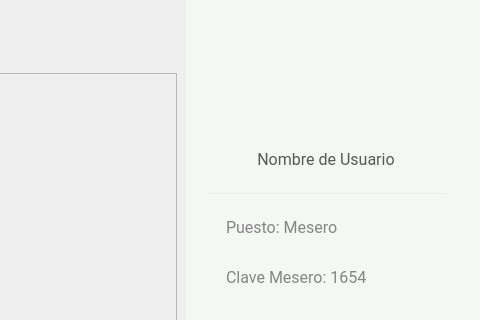
This is El-Patio/administrador/admin_gestion_usuarios.ui in MrDanielG/IHC-ElPatio as Qt 5 draws it before an edit; both pictures show x 544 to 1024 and y 167 to 487 of the 1024 by 768 pixel window. The edited form follows.
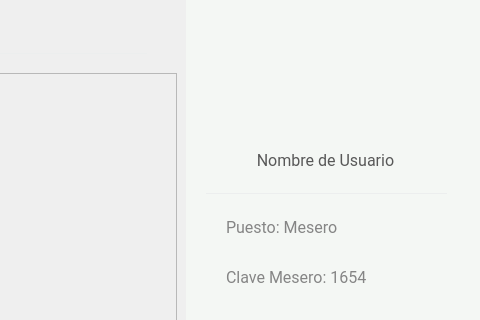
This is the edited form. Icons and pictures are not drawn.

```diff
--- a/El-Patio/administrador/admin_gestion_usuarios.ui
+++ b/El-Patio/administrador/admin_gestion_usuarios.ui
@@ -601,10 +601,10 @@
   <widget class="QLabel" name="nombreUsuario">
    <property name="geometry">
     <rect>
-     <x>770</x>
-     <y>310</y>
-     <width>200</width>
-     <height>33</height>
+     <x>759</x>
+     <y>292</y>
+     <width>221</width>
+     <height>71</height>
     </rect>
    </property>
    <property name="font">
@@ -623,6 +623,9 @@
    <property name="alignment">
     <set>Qt::AlignCenter</set>
    </property>
+   <property name="wordWrap">
+    <bool>true</bool>
+   </property>
   </widget>
   <widget class="QLabel" name="tipoUsuario">
    <property name="geometry">
```
